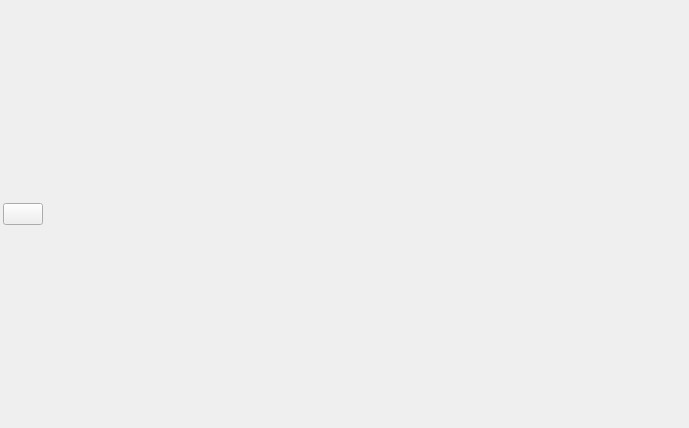
Old version of the form src/gui/ui/follower.ui in the repository hytechimaging/sammo-boat.
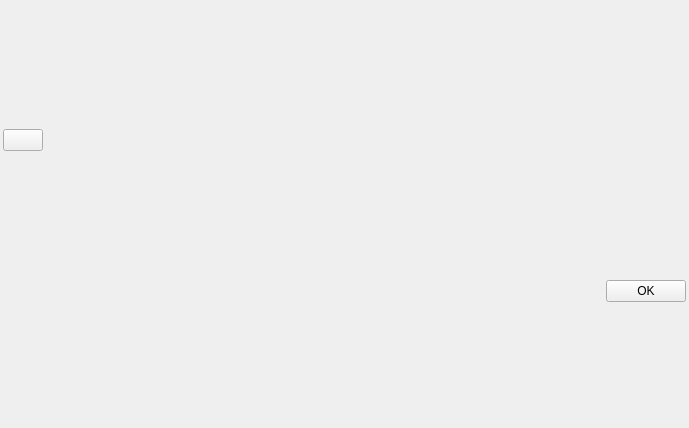
New version of the form.

Commit message: Hide vertical header and add ok button in follower widget

```diff
--- a/src/gui/ui/follower.ui
+++ b/src/gui/ui/follower.ui
@@ -13,7 +13,7 @@
   <property name="windowTitle">
    <string>Followers</string>
   </property>
-  <layout class="QVBoxLayout" name="verticalLayout_2" stretch="0,1">
+  <layout class="QVBoxLayout" name="verticalLayout_2" stretch="0,1,0">
    <property name="spacing">
     <number>0</number>
    </property>
@@ -72,6 +72,33 @@
      </property>
     </layout>
    </item>
+   <item>
+    <layout class="QHBoxLayout" name="horizontalLayout">
+     <property name="bottomMargin">
+      <number>0</number>
+     </property>
+     <item>
+      <spacer name="horizontalSpacer_2">
+       <property name="orientation">
+        <enum>Qt::Horizontal</enum>
+       </property>
+       <property name="sizeHint" stdset="0">
+        <size>
+         <width>40</width>
+         <height>20</height>
+        </size>
+       </property>
+      </spacer>
+     </item>
+     <item>
+      <widget class="QPushButton" name="okButton">
+       <property name="text">
+        <string>OK</string>
+       </property>
+      </widget>
+     </item>
+    </layout>
+   </item>
   </layout>
  </widget>
  <resources/>
```
The commit also changes 2 other files.
